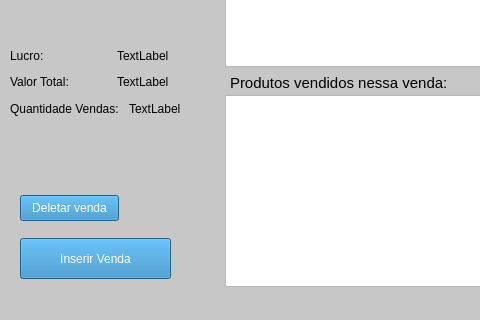
GabR36/QEstoqueLoja, file vendas.ui: the form before one commit; both pictures show x 0 to 480 and y 145 to 465 of the 653 by 465 pixel window.
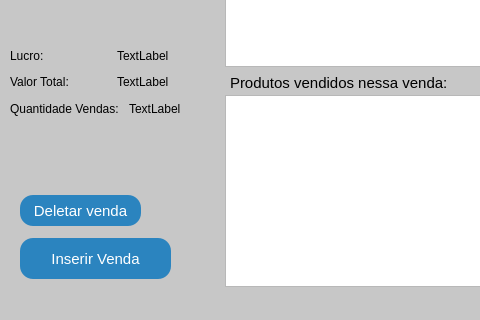
The form after the commit.

What changed in the file:
```diff
--- a/vendas.ui
+++ b/vendas.ui
@@ -14,19 +14,34 @@
    <string>Vendas - QEstoqueLoja</string>
   </property>
   <property name="styleSheet">
-   <string notr="true">#Vendas{
+   <string notr="true">
+
+#Vendas{
 background-color: rgb(199, 199, 199);
 
 }
 QPushButton{
 background-color: rgb(43, 132, 191);
 color: rgb(255, 255, 255);
+font-size: 15px;
+border-radius: 13px;
+
+}
+
+QPushButton:hover{
+	background-color: rgb(13, 92, 161);
+}
+QPushButton:pressed{
+	
+color: rgb(255, 255, 255);
+	background-color: rgb(153, 193, 241);
+font-size: 15px;
+border-radius: 13px;
 }
 QGroupBox{
 background-color:rgb(170, 170, 170);
 	font: 700 9pt &quot;Segoe UI&quot;;
-font-size: 15px;
-
+	font-size: 15px;
 }
 </string>
   </property>
@@ -242,8 +257,8 @@
     <rect>
      <x>20</x>
      <y>340</y>
-     <width>99</width>
-     <height>26</height>
+     <width>121</width>
+     <height>31</height>
     </rect>
    </property>
    <property name="text">
```
